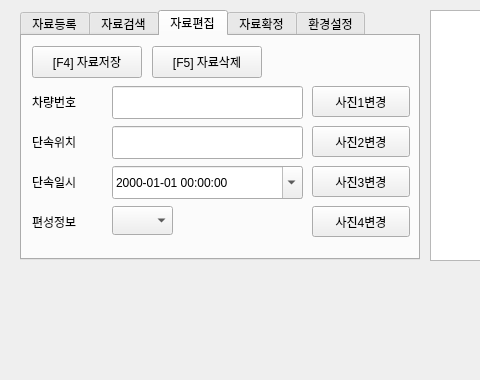
Qt form MainWindow.ui (lbestestl/PRIM) before a commit; both pictures show x 0 to 480 and y 0 to 380 of the 1200 by 666 pixel window.
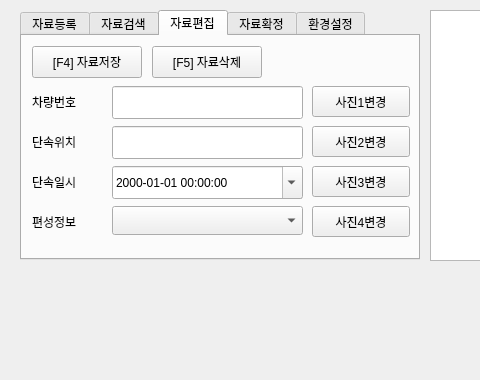
The same form after that commit. The open tabs and pages were chosen to show the change.

Commit message: 사진을 분석하여 자동으로 등록하고, 형식에 맞게 확정하도록 구현중

The edit to the form file:
```diff
--- a/MainWindow.ui
+++ b/MainWindow.ui
@@ -660,7 +660,7 @@
        <rect>
         <x>90</x>
         <y>170</y>
-        <width>61</width>
+        <width>191</width>
         <height>29</height>
        </rect>
       </property>
```
The commit also changes 1 other file.
